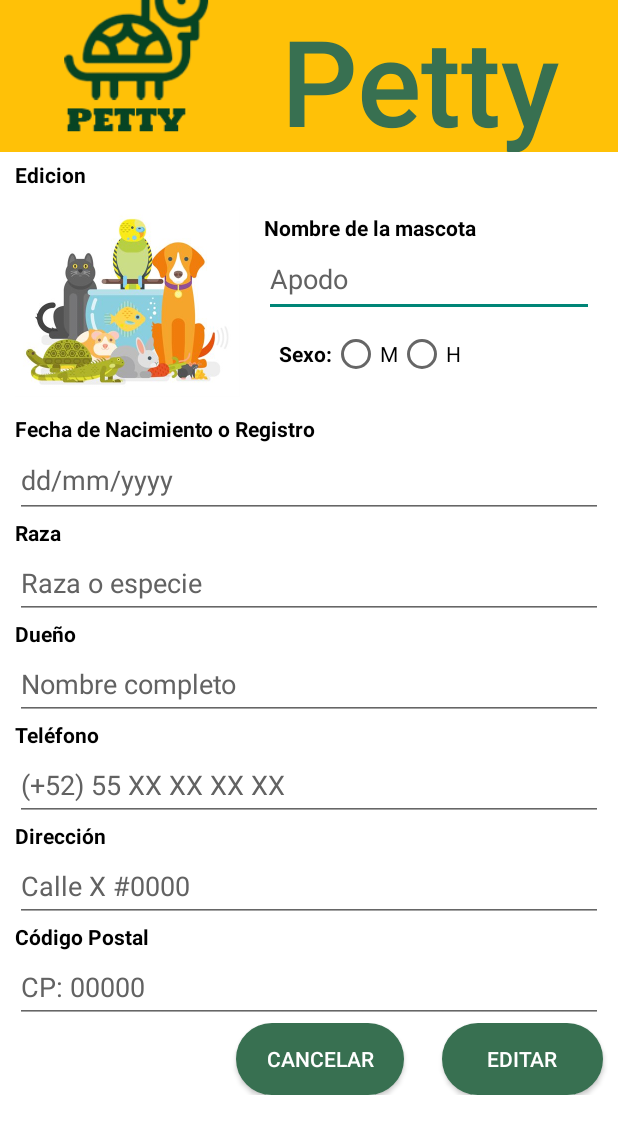
After one commit to monmm/pdm2024_1, an Android app: the EdicionActivity screen opened directly, with no data from a screen before it, on a phone screen of 412 x 824 dp. The commit adds this screen. Shown: the top 1134 px of the screen. Run offline under Robolectric (Android 15) with nearby library versions, the light colour scheme and no system bars; 10 statements that could not run were skipped.

Commit message:
Perfil completo

```diff
--- a/Tarea2/app/src/main/AndroidManifest.xml
+++ b/Tarea2/app/src/main/AndroidManifest.xml
@@ -28,6 +28,11 @@
             </intent-filter>
         </activity>
         <activity
+            android:name=".EdicionActivity"
+            android:label="Profile"
+            android:parentActivityName=".ProfileActivity">
+        </activity>
+        <activity
             android:name=".ProfileActivity"
             android:label="Profile"
             android:parentActivityName=".HomeActivity">
--- /dev/null
+++ b/Tarea2/app/src/main/java/com/example/tarea2/EdicionActivity.java
@@ -0,0 +1,145 @@
+package com.example.tarea2;
+
+import android.content.Intent;
+import android.os.Bundle;
+import android.view.View;
+import android.widget.Button;
+import android.widget.EditText;
+import android.widget.RadioButton;
+import android.widget.RadioGroup;
+import android.widget.Toast;
+
+import androidx.appcompat.app.AppCompatActivity;
+
+import com.example.tarea2.bdd.MascotaBDD;
+import com.example.tarea2.modelos.Mascota;
+
+public class EdicionActivity extends AppCompatActivity {
+
+    private Mascota data;
+    private Button editarButton;
+    private Button cancelarButton;
+
+    private EditText mascota;
+    private String sexo;
+    private EditText nacimiento;
+    private EditText raza;
+    private EditText dueno;
+    private EditText telefono;
+    private EditText direccion;
+    private EditText cp;
+
+    RadioGroup radioGroup;
+    RadioButton machoRadioButton;
+    RadioButton hembraRadioButton;
+
+    @Override
+    protected void onCreate(Bundle savedInstanceState) {
+        super.onCreate(savedInstanceState);
+        // Ocultar el ActionBar
+        getSupportActionBar().hide();
+        setContentView(R.layout.edicion);
+
+        data = (Mascota) getIntent().getSerializableExtra("mascota");
+
+        mascota = findViewById(R.id.mascota_input);
+        mascota.setText(data.getNombre());
+
+        nacimiento = findViewById(R.id.nacimiento_input);
+        nacimiento.setText(data.getNacimiento());
+
+        raza = findViewById(R.id.raza_input);
+        raza.setText(data.getRaza());
+
+        dueno = findViewById(R.id.dueno_input);
+        dueno.setText(data.getDueno());
+
+        telefono = findViewById(R.id.tel_input);
+        telefono.setText(data.getTelefono());
+
+        direccion = findViewById(R.id.dir_input);
+        direccion.setText(data.getDireccion());
+
+        cp = findViewById(R.id.cp_input);
+        cp.setText(data.getCp());
+
+        machoRadioButton = findViewById(R.id.macho);
+        hembraRadioButton = findViewById(R.id.hembra);
+
+        sexo = data.getSexo();
+        if (sexo.equals("M")) {
+            machoRadioButton.setChecked(true);
+            hembraRadioButton.setChecked(false);
+        } else if (sexo.equals("H")) {
+            hembraRadioButton.setChecked(true);
+            machoRadioButton.setChecked(false);
+        }
+
+        editarButton = findViewById(R.id.editar);
+        cancelarButton = findViewById(R.id.cancel);
+
+        cancelarButton.setOnClickListener(new View.OnClickListener() {
+            @Override
+            public void onClick(View v) {
+                Intent intent = new Intent(EdicionActivity.this, ProfileActivity.class);
+                startActivity(intent);
+            }
+        });
+
+        MascotaBDD mascotaBdd = new MascotaBDD(this);
+
+        editarButton.setOnClickListener(new View.OnClickListener() {
+            @Override
+            public void onClick(View v) {
+                int id = data.getId();
+                String m = mascota.getText().toString().trim();
+                String n = nacimiento.getText().toString().trim();
+                String r = raza.getText().toString().trim();
+                String d = dueno.getText().toString().trim();
+                String t = telefono.getText().toString().trim();
+                String dir = direccion.getText().toString().trim();
+                String c = cp.getText().toString().trim();
+                if ( m.isEmpty() || n.isEmpty() || d.isEmpty() || t.isEmpty()) {
+                    Toast.makeText(EdicionActivity.this, "Favor de llenar los campos marcados", Toast.LENGTH_LONG).show();
+                    mascota.setError("Campo obligatorio");
+                    nacimiento.setError("Campo obligatorio");
+                    dueno.setError("Campo obligatorio");
+                    telefono.setError("Campo obligatorio");
+                } else {
+                    if (sexo == null) { sexo = ""; }
+                    Mascota registro = new Mascota(m, sexo, n, r, d, t, dir, c);
+                    mascotaBdd.openForWrite();
+                    mascotaBdd.updateMascota(id, registro);
+                    mascotaBdd.close();
+                    Toast.makeText(EdicionActivity.this, "Edición exitosa!!", Toast.LENGTH_LONG).show();
+                    try {
+                        Thread.sleep(3000);
+                        Intent intent = new Intent(EdicionActivity.this, ProfileActivity.class);
+                        startActivity(intent);
+                    } catch (InterruptedException e) {
+                        throw new RuntimeException(e);
+                    }
+                }
+            }
+        });
+
+        radioGroup = findViewById(R.id.radio_group_sexo);
+        machoRadioButton = findViewById(R.id.macho);
+        hembraRadioButton = findViewById(R.id.hembra);
+
+        radioGroup.setOnCheckedChangeListener(new RadioGroup.OnCheckedChangeListener() {
+            @Override
+            public void onCheckedChanged(RadioGroup group, int checkedId) {
+                if (checkedId == R.id.macho) {
+                    machoRadioButton.setChecked(true);
+                    hembraRadioButton.setChecked(false);
+                    sexo = "M";
+                } else if (checkedId == R.id.hembra) {
+                    machoRadioButton.setChecked(false);
+                    hembraRadioButton.setChecked(true);
+                    sexo = "H";
+                }
+            }
+        });
+    }
+}
--- a/Tarea2/app/src/main/java/com/example/tarea2/modelos/Mascota.java
+++ b/Tarea2/app/src/main/java/com/example/tarea2/modelos/Mascota.java
@@ -1,6 +1,8 @@
 package com.example.tarea2.modelos;
 
-public class Mascota {
+import java.io.Serializable;
+
+public class Mascota implements Serializable {
 
     private int id;
     private String nombre;
--- /dev/null
+++ b/Tarea2/app/src/main/res/layout/edicion.xml
@@ -0,0 +1,300 @@
+<?xml version="1.0" encoding="utf-8"?>
+
+<LinearLayout
+    xmlns:android="http://schemas.android.com/apk/res/android"
+    xmlns:app="http://schemas.android.com/apk/res-auto"
+    android:layout_width="match_parent"
+    android:layout_height="match_parent"
+    android:orientation="vertical"
+    android:background="@color/white">
+
+    <!-- Encabezado -->
+    <LinearLayout
+        android:id="@+id/header_title"
+        android:layout_width="match_parent"
+        android:layout_height="101dp"
+        android:orientation="horizontal">
+
+        <ImageView
+            android:id="@+id/logo"
+            android:layout_width="wrap_content"
+            android:layout_height="match_parent"
+            android:background="#FFC107"
+            android:scaleType="center"
+            android:scaleX="1.2"
+            android:scaleY="1.2"
+            android:paddingLeft="25dp"
+            android:src="@drawable/logo_removebg"
+            android:contentDescription="Logo App">
+        </ImageView>
+
+        <TextView
+            android:id="@+id/nombre"
+            android:layout_width="match_parent"
+            android:layout_height="wrap_content"
+            android:background="#FFC107"
+            android:shadowColor="#009688"
+            android:text="Petty"
+            android:textAlignment="center"
+            android:textAppearance="@style/TextAppearance.AppCompat.Body2"
+            android:textColor="#387051"
+            android:textColorHighlight="#FFFFFF"
+            android:textDirection="firstStrongRtl"
+            android:textSize="80sp" />
+    </LinearLayout>
+
+    <!-- Sección de Registro -->
+    <TextView
+        android:id="@+id/registro"
+        android:layout_width="match_parent"
+        android:layout_height="wrap_content"
+        android:layout_marginTop="5dp"
+        android:layout_marginStart="10dp"
+        android:layout_marginEnd="10dp"
+        android:textColor="@color/black"
+        android:textStyle="bold"
+        android:text="Edicion" />
+
+    <!-- Perfil -->
+    <LinearLayout
+        android:layout_width="match_parent"
+        android:layout_height="wrap_content"
+        android:orientation="horizontal">
+
+        <ImageView
+            android:id="@+id/foto"
+            android:layout_width="150dp"
+            android:layout_height="150dp"
+            android:layout_marginLeft="10dp"
+            android:src="@drawable/pets"
+            android:contentDescription="Imagen de perfil" />
+
+        <!-- Sección de Mascota -->
+        <LinearLayout
+            android:layout_width="0dp"
+            android:layout_height="150dp"
+            android:orientation="vertical"
+            android:layout_weight="1"
+            android:padding="16dp">
+
+            <TextView
+                android:id="@+id/mascota"
+                android:layout_width="wrap_content"
+                android:layout_height="wrap_content"
+                android:textColor="@color/black"
+        android:textStyle="bold"
+                android:text="Nombre de la mascota" />
+
+            <EditText
+                android:id="@+id/mascota_input"
+                android:layout_width="match_parent"
+                android:layout_height="50dp"
+                android:inputType="text"
+                android:textColorHint="#626262"
+                android:hint="Apodo"
+                android:autofillHints="name"/>
+
+            <LinearLayout
+                android:layout_width="match_parent"
+                android:layout_height="wrap_content"
+                android:orientation="horizontal"
+                android:padding="10dp"
+                android:gravity="center_vertical">
+
+                <TextView
+                    android:id="@+id/sexo"
+                    android:layout_width="wrap_content"
+                    android:layout_height="wrap_content"
+                    android:textColor="@color/black"
+        android:textStyle="bold"
+                    android:text="Sexo:" />
+
+                <RadioGroup
+                    android:id="@+id/radio_group_sexo"
+                    android:layout_width="wrap_content"
+                    android:layout_height="wrap_content"
+                    android:orientation="horizontal">
+
+                    <RadioButton
+                        android:id="@+id/macho"
+                        android:layout_width="wrap_content"
+                        android:layout_height="wrap_content"
+                        android:textColor="@color/black"
+                        android:text="M" />
+
+                    <RadioButton
+                        android:id="@+id/hembra"
+                        android:layout_width="wrap_content"
+                        android:layout_height="wrap_content"
+                        android:textColor="@color/black"
+                        android:text="H" />
+                </RadioGroup>
+            </LinearLayout>
+
+        </LinearLayout>
+
+    </LinearLayout>
+
+
+    <TextView
+        android:id="@+id/nacimiento"
+        android:layout_width="wrap_content"
+        android:layout_height="wrap_content"
+        android:layout_marginStart="10dp"
+        android:layout_marginEnd="10dp"
+        android:textColor="@color/black"
+        android:textStyle="bold"
+        android:text="Fecha de Nacimiento o Registro" />
+
+    <EditText
+        android:id="@+id/nacimiento_input"
+        android:layout_width="match_parent"
+        android:layout_height="50dp"
+        android:layout_marginStart="10dp"
+        android:layout_marginEnd="10dp"
+        android:inputType="date"
+        android:ems="10"
+        android:textColorHint="#626262"
+        android:hint="dd/mm/yyyy"
+        android:autofillHints="creditCardExpirationDate"/>
+
+    <TextView
+        android:id="@+id/raza"
+        android:layout_width="match_parent"
+        android:layout_height="wrap_content"
+        android:layout_marginStart="10dp"
+        android:layout_marginEnd="10dp"
+        android:textColor="@color/black"
+        android:textStyle="bold"
+        android:text="Raza" />
+
+    <EditText
+        android:id="@+id/raza_input"
+        android:layout_width="match_parent"
+        android:layout_height="48dp"
+        android:layout_marginStart="10dp"
+        android:layout_marginEnd="10dp"
+        android:inputType="text"
+        android:textColorHint="#626262"
+        android:hint="Raza o especie"
+        android:autofillHints="name"/>
+
+
+    <TextView
+        android:id="@+id/dueno"
+        android:layout_width="match_parent"
+        android:layout_height="wrap_content"
+        android:layout_marginStart="10dp"
+        android:layout_marginEnd="10dp"
+        android:textColor="@color/black"
+        android:textStyle="bold"
+        android:text="Dueño" />
+
+    <EditText
+        android:id="@+id/dueno_input"
+        android:layout_width="match_parent"
+        android:layout_height="48dp"
+        android:layout_marginStart="10dp"
+        android:layout_marginEnd="10dp"
+        android:inputType="text"
+        android:textColorHint="#626262"
+        android:hint="Nombre completo"
+        android:autofillHints="name"/>
+
+    <TextView
+        android:id="@+id/tel"
+        android:layout_width="match_parent"
+        android:layout_height="wrap_content"
+        android:layout_marginStart="10dp"
+        android:layout_marginEnd="10dp"
+        android:textColor="@color/black"
+        android:textStyle="bold"
+        android:text="Teléfono" />
+
+    <EditText
+        android:id="@+id/tel_input"
+        android:layout_width="match_parent"
+        android:layout_height="48dp"
+        android:layout_marginStart="10dp"
+        android:layout_marginEnd="10dp"
+        android:inputType="phone"
+        android:ems="10"
+        android:textColorHint="#626262"
+        android:hint="(+52) 55 XX XX XX XX"
+        android:autofillHints="phone"/>
+
+    <TextView
+        android:id="@+id/dir"
+        android:layout_width="match_parent"
+        android:layout_height="wrap_content"
+        android:layout_marginStart="10dp"
+        android:layout_marginEnd="10dp"
+        android:textColor="@color/black"
+        android:textStyle="bold"
+        android:text="Dirección" />
+
+    <EditText
+        android:id="@+id/dir_input"
+        android:layout_width="match_parent"
+        android:layout_height="48dp"
+        android:layout_marginStart="10dp"
+        android:layout_marginEnd="10dp"
+        android:inputType="text"
+        android:textColorHint="#626262"
+        android:hint="Calle X #0000"
+        android:autofillHints="name"/>
+
+    <TextView
+        android:id="@+id/cp"
+        android:layout_width="match_parent"
+        android:layout_height="wrap_content"
+        android:layout_marginStart="10dp"
+        android:layout_marginEnd="10dp"
+        android:textColor="@color/black"
+        android:textStyle="bold"
+        android:text="Código Postal" />
+
+    <EditText
+        android:id="@+id/cp_input"
+        android:layout_width="match_parent"
+        android:layout_height="48dp"
+        android:layout_marginStart="10dp"
+        android:layout_marginEnd="10dp"
+        android:inputType="number"
+        android:ems="5"
+        android:textColorHint="#626262"
+        android:hint="CP: 00000"
+        android:autofillHints="postalCode"/>
+
+
+    <!-- Alineamos los botones horizontalmente -->
+    <LinearLayout
+        android:layout_width="match_parent"
+        android:layout_height="wrap_content"
+        android:orientation="horizontal"
+        android:gravity="end">
+
+        <Button
+            android:id="@+id/cancel"
+            android:layout_width="wrap_content"
+            android:layout_height="wrap_content"
+            android:paddingHorizontal="20dp"
+            android:layout_marginRight="25dp"
+            android:background="@drawable/btn_shape_round"
+            android:textColor="@color/white"
+            android:text="Cancelar" />
+
+        <Button
+            android:id="@+id/editar"
+            android:layout_width="wrap_content"
+            android:layout_height="wrap_content"
+            android:paddingHorizontal="30dp"
+            android:layout_marginRight="10dp"
+            android:background="@drawable/btn_shape_round"
+            android:textColor="@color/white"
+            android:text="Editar" />
+
+    </LinearLayout>
+
+
+</LinearLayout>
--- a/Tarea2/app/src/main/res/layout/home.xml
+++ b/Tarea2/app/src/main/res/layout/home.xml
@@ -179,7 +179,7 @@
             android:layout_width="wrap_content"
             android:layout_height="wrap_content"
             android:layout_margin="5dp"
-            android:text="Footer"
+            android:text="MASCOTAS FELICES"
             android:textColor="#000"
             android:textSize="20sp" />
     </LinearLayout>
```
Also changed, not shown: Tarea2/app/src/main/java/com/example/tarea2/CustomListAdapter.java (added, +69 -0 lines), Tarea2/app/src/main/java/com/example/tarea2/ProfileActivity.java (+41 -2 lines), Tarea2/app/src/main/java/com/example/tarea2/bdd/MascotaBDD.java (+6 -3 lines), Tarea2/app/src/main/java/com/example/tarea2/modelos/ElementoLista.java (added, +32 -0 lines), Tarea2/app/src/main/res/drawable/delete_icon.xml (added, +16 -0 lines), Tarea2/app/src/main/res/drawable/edit_icon.xml (added, +10 -0 lines), Tarea2/app/src/main/res/layout/custom_list_item.xml (added, +39 -0 lines).
